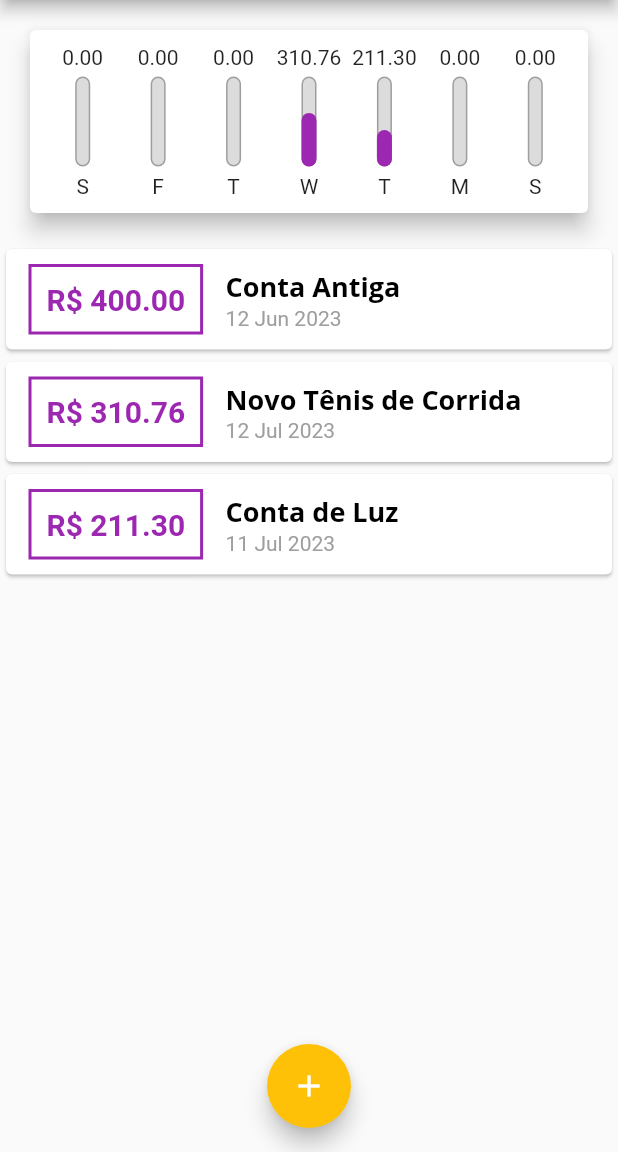
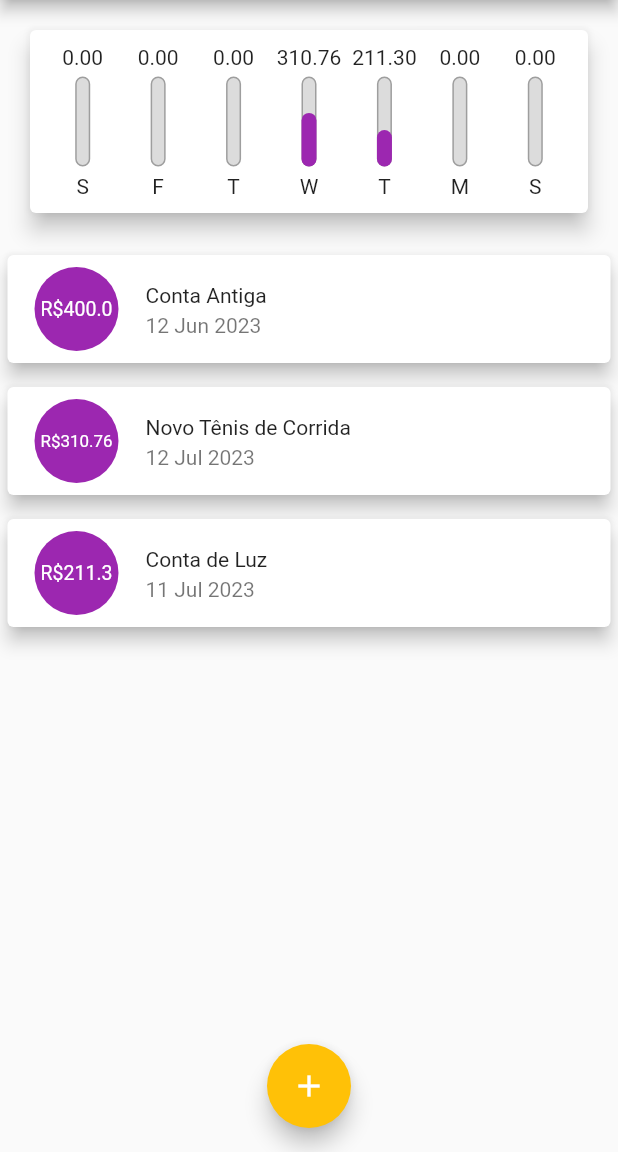
Before and after one commit to marcelinx/expensesApp, a Flutter app: the screen it shows after launch, on a phone screen of 412 x 824 dp, the part 84-1236 px from its top. Run offline on Flutter 3.47's test engine with Material 2 defaults, Android fonts, the phone set to English and light mode, and no system bars.

Commit message:
adding listTile

```diff
--- a/lib/components/transaction_list.dart
+++ b/lib/components/transaction_list.dart
@@ -34,45 +34,34 @@ class TransactionList extends StatelessWidget {
               itemBuilder: (ctx, index) {
                 final tr = transactions[index];
                 return Card(
-                  child: Row(
-                    children: [
-                      Container(
+                  elevation: 5,
                   margin: const EdgeInsets.symmetric(
-                          horizontal: 15,
-                          vertical: 10,
+                    vertical: 8,
+                    horizontal: 5,
                   ),
-                        decoration: BoxDecoration(
-                          border: Border.all(
-                            color: Theme.of(context).colorScheme.primary,
-                            width: 2,
-                          ),
-                        ),
-                        padding: const EdgeInsets.all(10),
+                  child: ListTile(
+                    leading: CircleAvatar(
+                      backgroundColor: Colors.purple,
+                      radius: 30,
+                      child: Padding(
+                        padding: const EdgeInsets.all(6),
+                        child: FittedBox(
                           child: Text(
-                          'R\$ ${tr.value.toStringAsFixed(2)}',
-                          style: TextStyle(
-                            fontWeight: FontWeight.bold,
-                            fontSize: 20,
-                            color: Theme.of(context).colorScheme.primary,
+                            'R\$${tr.value}',
+                            style: const TextStyle(
+                              color: Colors.white,
                             ),
                           ),
                         ),
-                      Column(
-                        crossAxisAlignment: CrossAxisAlignment.start,
-                        children: [
-                          Text(
-                            tr.title,
-                            style: Theme.of(context).textTheme.headline6,
-                          ),
-                          Text(
-                            DateFormat('d MMM y').format(tr.date),
-                            style: const TextStyle(
-                              color: Colors.grey,
                       ),
                     ),
-                        ],
+                    title: Text(
+                      tr.title,
+                      style: Theme.of(context).textTheme.bodyMedium,
                     ),
-                    ],
+                    subtitle: Text(
+                      DateFormat('d MMM y').format(tr.date),
+                    ),
                   ),
                 );
               },
```
Lines whose indentation alone changed are shown as unchanged.
